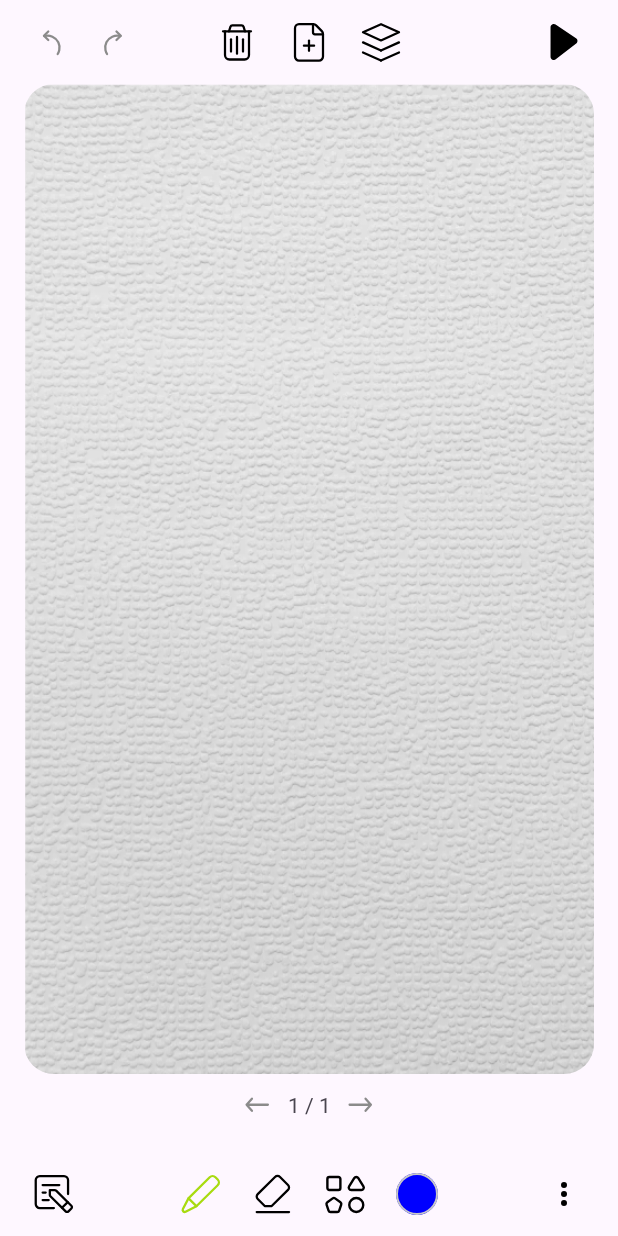
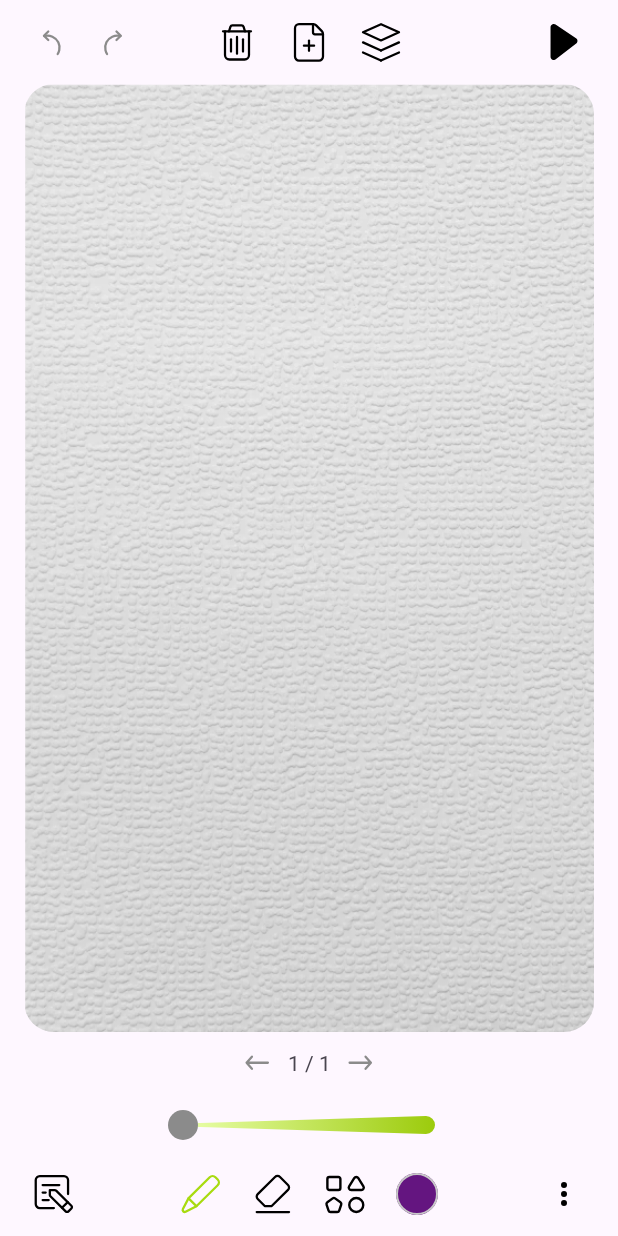
Before and after one commit to alexanderbliznyuk/LivePictures, an Android app: the screen it shows after launch (MainActivity), on a phone screen of 412 x 824 dp. Run offline under Robolectric (Android 15) with nearby library versions, the phone set to English and light mode, and no system bars; our stand-ins replace Dagger/Hilt's generated code, Room's generated code, paging.

Commit message:
add thickness choser

```diff
--- a/app/src/main/java/com/blizniuk/livepictures/data/settings/SettingsRepositoryImpl.kt
+++ b/app/src/main/java/com/blizniuk/livepictures/data/settings/SettingsRepositoryImpl.kt
@@ -58,7 +58,7 @@ class SettingsRepositoryImpl(
             defaultFrameDurationMs = 250,
             pathThicknessLevel = 2F,
             eraseToolThicknessLevel = 10F,
-            selectedColor = Color.BLUE,
+            selectedColor = 0xFF641580.toInt(),
             currentFrameId = -1,
             playbackSpeedFactor = 1F
         )
--- a/app/src/main/java/com/blizniuk/livepictures/domain/graphics/ToolData.kt
+++ b/app/src/main/java/com/blizniuk/livepictures/domain/graphics/ToolData.kt
@@ -8,26 +8,31 @@ sealed class ToolData {
 
     data class Erase(
         val thicknessLevel: Float,
-    ): ToolData()
+    ) : ToolData()
 
     data class Square(
         val thicknessLevel: Float,
         val color: Int,
-        val filled: Boolean
-    ): ToolData()
+        val filled: Boolean,
+    ) : ToolData()
 
     data class Circle(
         val thicknessLevel: Float,
         val color: Int,
-        val filled: Boolean
-    ): ToolData()
+        val filled: Boolean,
+    ) : ToolData()
 
     data class Triangle(
         val thicknessLevel: Float,
         val color: Int,
-        val filled: Boolean
-    ): ToolData()
+        val filled: Boolean,
+    ) : ToolData()
 
+
+    companion object {
+        const val MinThickness = 2F
+        const val MaxThickness = 20F
+    }
 }
 
 enum class ToolId {
--- a/app/src/main/java/com/blizniuk/livepictures/ui/home/MainActivity.kt
+++ b/app/src/main/java/com/blizniuk/livepictures/ui/home/MainActivity.kt
@@ -109,6 +109,14 @@ class MainActivity : AppCompatActivity() {
                 showMoreMenuPopup(moreMenu)
             }
 
+            penThicknessPicker.onThicknessChanged = {
+                viewModel.setPathThickness(it)
+            }
+
+            eraseThicknessPicker.onThicknessChanged = {
+                viewModel.setEraseThickness(it)
+            }
+
             repeatOnStart {
                 launch {
                     viewModel.selectedTool
@@ -118,17 +126,33 @@ class MainActivity : AppCompatActivity() {
                             }
 
                             shapePicker.isActivated = tool in shapesIds
+                            penThicknessPicker.isVisible = tool == ToolId.Pencil || tool in shapesIds
+                            eraseThicknessPicker.isVisible = tool == ToolId.Erase
                         }
                 }
 
                 launch {
                     viewModel.selectedColor.collect { color ->
-                        binding.chosenColor.imageTintList = ColorStateList.valueOf(color)
+                        chosenColor.imageTintList = ColorStateList.valueOf(color)
+                    }
+                }
+
+                launch {
+                    viewModel.pathThickness.collect { thickness ->
+                        penThicknessPicker.setThickness(thickness)
+                    }
+                }
+
+                launch {
+                    viewModel.eraseThickness.collect { thickness ->
+                        eraseThicknessPicker.setThickness(thickness)
                     }
                 }
             }
         }
     }
+
+
 
     private fun initLoader() {
         binding.apply {
@@ -165,6 +189,7 @@ class MainActivity : AppCompatActivity() {
 
                 prevFrame.isVisible = !isInEditMode
                 nextFrame.isVisible = !isInEditMode
+                toolConfigPane.isVisible = !isInEditMode
 
                 editCmdPanel.isVisible = isInEditMode
             }
@@ -299,6 +324,7 @@ class MainActivity : AppCompatActivity() {
             bottomToolPanel.isVisible = !isAnimation
             prevFrame.isVisible = !isAnimation
             nextFrame.isVisible = !isAnimation
+            toolConfigPane.isVisible = !isAnimation
         }
     }
 
--- a/app/src/main/java/com/blizniuk/livepictures/ui/home/viewmodel/CoordinatorViewModel.kt
+++ b/app/src/main/java/com/blizniuk/livepictures/ui/home/viewmodel/CoordinatorViewModel.kt
@@ -52,6 +52,14 @@ class CoordinatorViewModel @Inject constructor(
 
     private val settingsShared = settingsRepository.currentAppSettings()
         .shareIn(viewModelScope, SharingStarted.Eagerly, 1)
+
+    val pathThickness = settingsShared
+        .map { it.pathThicknessLevel }
+        .distinctUntilChanged()
+
+    val eraseThickness = settingsShared
+        .map { it.eraseToolThicknessLevel }
+        .distinctUntilChanged()
 
     val currentFrame: StateFlow<FrameBuilder?> = settingsShared
         .map { it.currentFrameId }
@@ -108,7 +116,8 @@ class CoordinatorViewModel @Inject constructor(
                 }
 
                 ToolId.ShapeSquare,
-                ToolId.ShapeSquareFilled -> {
+                ToolId.ShapeSquareFilled,
+                    -> {
                     val isFilled = tool == ToolId.ShapeSquareFilled
                     ToolData.Square(
                         thicknessLevel = settings.penThicknessLevel,
@@ -118,7 +127,8 @@ class CoordinatorViewModel @Inject constructor(
                 }
 
                 ToolId.ShapeCircle,
-                ToolId.ShapeCircleFilled -> {
+                ToolId.ShapeCircleFilled,
+                    -> {
                     val isFilled = tool == ToolId.ShapeCircleFilled
                     ToolData.Circle(
                         thicknessLevel = settings.penThicknessLevel,
@@ -128,7 +138,8 @@ class CoordinatorViewModel @Inject constructor(
                 }
 
                 ToolId.ShapeTriangle,
-                ToolId.ShapeTriangleFilled -> {
+                ToolId.ShapeTriangleFilled,
+                    -> {
                     val isFilled = tool == ToolId.ShapeTriangleFilled
                     ToolData.Triangle(
                         thicknessLevel = settings.penThicknessLevel,
@@ -266,6 +277,18 @@ class CoordinatorViewModel @Inject constructor(
         }
     }
 
+    fun setPathThickness(value: Float) {
+        viewModelScope.launch {
+            settingsRepository.setPathThicknessLevel(value)
+        }
+    }
+
+    fun setEraseThickness(value: Float) {
+        viewModelScope.launch {
+            settingsRepository.setEraseToolThicknessLevel(value)
+        }
+    }
+
     private suspend fun saveCurrentFrame(): Frame? {
         val currentBuilder = currentFrame.value
         val frame = currentBuilder?.build()
--- /dev/null
+++ b/app/src/main/java/com/blizniuk/livepictures/view/ThicknessSeekBar.kt
@@ -0,0 +1,134 @@
+package com.blizniuk.livepictures.view
+
+import android.content.Context
+import android.graphics.Canvas
+import android.graphics.ColorFilter
+import android.graphics.LinearGradient
+import android.graphics.Paint
+import android.graphics.Path
+import android.graphics.PixelFormat
+import android.graphics.Rect
+import android.graphics.Shader
+import android.graphics.drawable.Drawable
+import android.util.AttributeSet
+import android.util.TypedValue
+import android.widget.SeekBar
+import androidx.appcompat.widget.AppCompatSeekBar
+import com.blizniuk.livepictures.R
+import com.blizniuk.livepictures.domain.graphics.ToolData
+import kotlin.math.min
+import kotlin.math.roundToInt
+
+class ThicknessSeekBar @JvmOverloads constructor(
+    context: Context, attrs: AttributeSet? = null,
+) : AppCompatSeekBar(context, attrs) {
+    init {
+        progressDrawable = ThicknessDrawable(context)
+        thumb = context.getDrawable(R.drawable.thickness_thumb)
+        splitTrack = false
+        max = 1000
+
+        setOnSeekBarChangeListener(object : OnSeekBarChangeListener {
+            override fun onProgressChanged(seekBar: SeekBar?, progress: Int, fromUser: Boolean) {
+            }
+
+            override fun onStartTrackingTouch(seekBar: SeekBar?) {
+            }
+
+            override fun onStopTrackingTouch(seekBar: SeekBar?) {
+                onThicknessChanged?.invoke(convertFromProgress(progress))
+            }
+        })
+    }
+
+    var onThicknessChanged: ((Float) -> Unit)? = null
+
+    fun setThickness(thicknessLevel: Float) {
+        progress = convertToProgress(thicknessLevel)
+    }
+
+    private fun convertToProgress(thicknessLevel: Float) : Int {
+        return ((max / (ToolData.MaxThickness - ToolData.MinThickness)) * (thicknessLevel - ToolData.MinThickness)).roundToInt()
+    }
+
+    private fun convertFromProgress(progress: Int): Float {
+        return (progress.toFloat() / max) * (ToolData.MaxThickness - ToolData.MinThickness) + ToolData.MinThickness
+    }
+}
+
+class ThicknessDrawable(private val context: Context) : Drawable() {
+    private val paint = Paint().apply {
+        style = Paint.Style.FILL
+        isAntiAlias = true
+        isDither = true
+    }
+
+    private val path = Path()
+
+    override fun onBoundsChange(bounds: Rect) {
+        val left = bounds.left.toFloat()
+        val right = bounds.right.toFloat()
+        val top = bounds.top.toFloat()
+        val bottom = bounds.bottom.toFloat()
+        val cy = (top + bottom) / 2
+
+        paint.shader = LinearGradient(
+            left,
+            cy,
+            right,
+            cy,
+            StartColor,
+            EndColor,
+            Shader.TileMode.CLAMP
+        )
+
+        val maxRadius = min(bottom - top, dpToPx(MaxHeightDp)) / 2
+        val minRadius = dpToPx(MinHeightDp) / 2
+
+        path.moveTo(left + minRadius, cy - minRadius)
+        path.lineTo(left + minRadius, cy + minRadius)
+        path.lineTo(right - maxRadius, cy + maxRadius)
+        path.lineTo(right - maxRadius, cy - maxRadius)
+        path.close()
+
+        path.addOval(left, cy - minRadius, left + 2 * minRadius, cy + minRadius, Path.Direction.CCW)
+        path.addOval(
+            right - 2 * maxRadius,
+            cy - maxRadius,
+            right,
+            cy + maxRadius,
+            Path.Direction.CCW
+        )
+    }
+
+
+    private fun dpToPx(value: Float): Float {
+        return TypedValue.applyDimension(
+            TypedValue.COMPLEX_UNIT_DIP,
+            value,
+            context.resources.displayMetrics
+        )
+    }
+
+    override fun draw(canvas: Canvas) {
+        canvas.drawPath(path, paint)
+    }
+
+    override fun setAlpha(alpha: Int) {
+    }
+
+    override fun setColorFilter(colorFilter: ColorFilter?) {
+    }
+
+    override fun getOpacity(): Int {
+        return PixelFormat.TRANSLUCENT
+    }
+
+    companion object {
+        private const val StartColor = 0xFFEAFFAB.toInt()
+        private const val EndColor = 0xFF9CCB0C.toInt()
+
+        private const val MinHeightDp = 2F
+        private const val MaxHeightDp = 12F
+    }
+}
--- /dev/null
+++ b/app/src/main/res/drawable/thickness_thumb.xml
@@ -0,0 +1,8 @@
+<?xml version="1.0" encoding="utf-8"?>
+<shape xmlns:android="http://schemas.android.com/apk/res/android"
+    android:shape="oval">
+
+    <size android:height="20dp" android:width="20dp"/>
+    <solid android:color="@color/thickness_picker_thumb"/>
+
+</shape>
--- a/app/src/main/res/layout/activity_main.xml
+++ b/app/src/main/res/layout/activity_main.xml
@@ -223,8 +223,8 @@
             style="@style/ToolButton"
             android:layout_width="wrap_content"
             android:layout_height="wrap_content"
-            android:layout_marginBottom="12dp"
-            app:layout_constraintBottom_toTopOf="@id/bottomContainerTop"
+            android:layout_marginBottom="4dp"
+            app:layout_constraintBottom_toTopOf="@id/toolConfigPaneAnchor"
             app:layout_constraintEnd_toEndOf="parent"
             app:layout_constraintStart_toStartOf="parent" />
 
@@ -256,6 +256,38 @@
             android:tooltipText="@string/tooltip_next_frame"
             app:layout_constraintStart_toEndOf="@id/totalFrames"
             app:layout_constraintTop_toTopOf="@id/prevFrame" />
+
+        <Space
+            android:id="@+id/toolConfigPaneAnchor"
+            android:layout_width="wrap_content"
+            android:layout_height="36dp"
+            app:layout_constraintBottom_toBottomOf="@id/bottomContainerTop"
+            app:layout_constraintEnd_toEndOf="parent"
+            app:layout_constraintStart_toStartOf="parent"/>
+
+        <FrameLayout
+            android:id="@+id/toolConfigPane"
+            android:layout_width="0dp"
+            android:layout_height="0dp"
+            app:layout_constraintBottom_toBottomOf="@id/toolConfigPaneAnchor"
+            app:layout_constraintTop_toTopOf="@id/toolConfigPaneAnchor"
+            app:layout_constraintEnd_toEndOf="parent"
+            app:layout_constraintStart_toStartOf="parent">
+
+            <com.blizniuk.livepictures.view.ThicknessSeekBar
+                android:id="@+id/penThicknessPicker"
+                android:layout_width="200dp"
+                android:layout_height="wrap_content"
+                android:layout_gravity="center"
+                android:visibility="gone"/>
+
+            <com.blizniuk.livepictures.view.ThicknessSeekBar
+                android:id="@+id/eraseThicknessPicker"
+                android:layout_width="200dp"
+                android:layout_height="wrap_content"
+                android:layout_gravity="center"
+                android:visibility="gone"/>
+        </FrameLayout>
 
         <androidx.constraintlayout.widget.ConstraintLayout
             android:id="@+id/bottomToolPanel"
@@ -360,6 +392,7 @@
         android:layout_width="match_parent"
         android:layout_height="match_parent"
         android:background="@color/loader_overlay"
+        android:visibility="gone"
         android:clickable="true">
 
         <androidx.core.widget.ContentLoadingProgressBar
--- a/app/src/main/res/values-night/colors.xml
+++ b/app/src/main/res/values-night/colors.xml
@@ -4,4 +4,5 @@
     <color name="icon_button_enabled">@color/white</color>
 
     <color name="color_border_color">#8B8B8B</color>
+    <color name="thickness_picker_thumb">@color/white</color>
 </resources>
--- a/app/src/main/res/values/colors.xml
+++ b/app/src/main/res/values/colors.xml
@@ -8,4 +8,6 @@
     <color name="loader_overlay">#99000000</color>
     <color name="icon_button_disabled">#8B8B8B</color>
     <color name="icon_button_enabled">@color/black</color>
+
+    <color name="thickness_picker_thumb">#8B8B8B</color>
 </resources>
```
